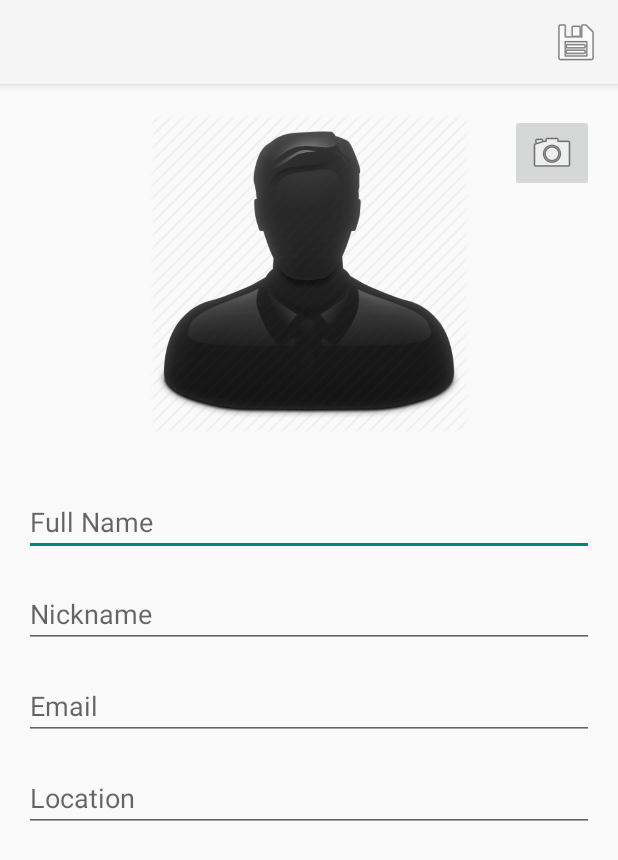
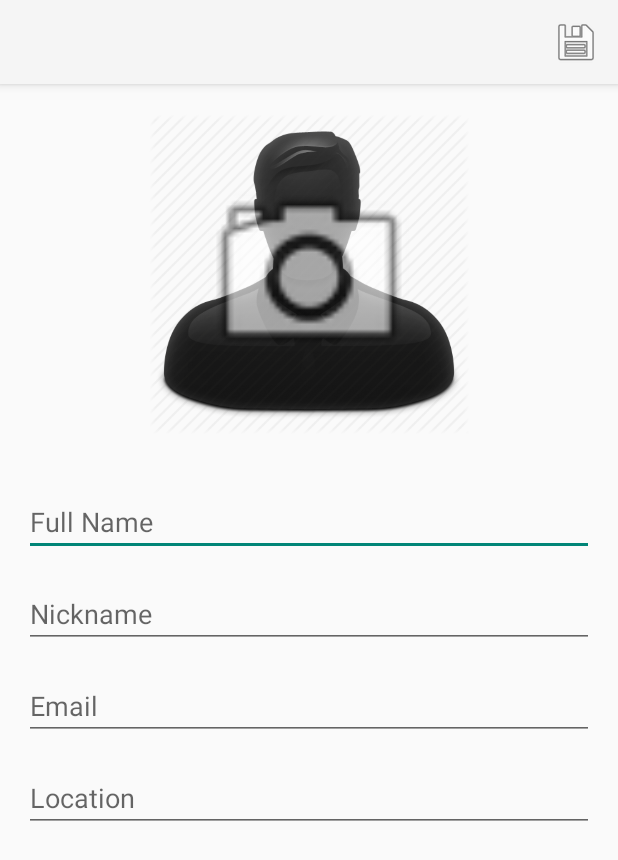
Before and after one commit to N-O-E-D/CarPooling, an Android app: the EditProfileActivity screen opened directly, with no data from a screen before it, on a phone screen of 412 x 824 dp. Shown: the top 860 px of the screen. Run offline under Robolectric (Android 15) with nearby library versions, the phone set to English and light mode, and no system bars.

Commit message:
imageButton on top of picture; multi language strings;

```diff
--- a/Lab/Lab1/app/src/main/res/layout-land/activity_edit_profile.xml
+++ b/Lab/Lab1/app/src/main/res/layout-land/activity_edit_profile.xml
@@ -90,16 +90,20 @@
         app:layout_constraintTop_toBottomOf="@+id/emailET" />
 
 
-
     <ImageButton
         android:id="@+id/changeImageButton"
-        android:layout_width="wrap_content"
-        android:layout_height="wrap_content"
+        android:layout_width="0dp"
+        android:layout_height="0dp"
+        android:background="#00FFFFFF"
+        android:scaleType="fitCenter"
+        app:layout_constraintBottom_toBottomOf="@+id/photoImage"
+        app:layout_constraintEnd_toEndOf="@id/photoImage"
+        app:layout_constraintHeight_percent="0.4"
+        app:layout_constraintStart_toStartOf="@+id/photoImage"
+        app:layout_constraintTop_toTopOf="@id/photoImage"
+        app:layout_constraintWidth_percent="0.2"
         app:srcCompat="@android:drawable/ic_menu_camera"
-        tools:layout_editor_absoluteX="176dp"
-        tools:layout_editor_absoluteY="16dp"
-        app:layout_constraintTop_toTopOf="@id/photoImage"
-        app:layout_constraintEnd_toEndOf="@id/photoImage"/>
+        android:contentDescription="@string/change_photo" />
 
     <androidx.constraintlayout.widget.Guideline
         android:id="@+id/guideline3"
--- a/Lab/Lab1/app/src/main/res/layout/activity_edit_profile.xml
+++ b/Lab/Lab1/app/src/main/res/layout/activity_edit_profile.xml
@@ -95,11 +95,17 @@
 
     <ImageButton
         android:id="@+id/changeImageButton"
-        android:layout_width="wrap_content"
-        android:layout_height="wrap_content"
-        android:contentDescription="change photo"
+        android:layout_width="0dp"
+        android:layout_height="0dp"
+        android:background="#00FFFFFF"
+        android:contentDescription="@string/change_photo"
+        android:scaleType="fitCenter"
+        app:layout_constraintBottom_toBottomOf="@+id/photoImage"
         app:layout_constraintEnd_toEndOf="@+id/photoImage"
+        app:layout_constraintHeight_percent="0.2"
+        app:layout_constraintStart_toStartOf="@+id/photoImage"
         app:layout_constraintTop_toTopOf="@+id/photoImage"
+        app:layout_constraintWidth_percent="0.4"
         app:srcCompat="@android:drawable/ic_menu_camera" />
 
 </androidx.constraintlayout.widget.ConstraintLayout>
--- a/Lab/Lab1/app/src/main/res/values/strings.xml
+++ b/Lab/Lab1/app/src/main/res/values/strings.xml
@@ -1,7 +1,8 @@
 <resources>
-    <string name="app_name"></string>
+    <string name="app_name" />
     <string name="edit">Edit</string>
     <string name="photo">Photo</string>
+    <string name="change_photo">Change photo</string>
     <string name="fullName">Full Name</string>
     <string name="nickname">Nickname</string>
     <string name="email">Email</string>
@@ -9,5 +10,4 @@
     <string name="openGallery">Open gallery</string>
     <string name="openCamera">Open camera</string>
     <string name="save">Save</string>
-    <string name="PREFERENCE_FILE_KEY">t.polito.mad.group08.carpooling.PREFERENCE_FILE_KEY</string>
 </resources>
```
Also changed, not shown: 1 other file.
